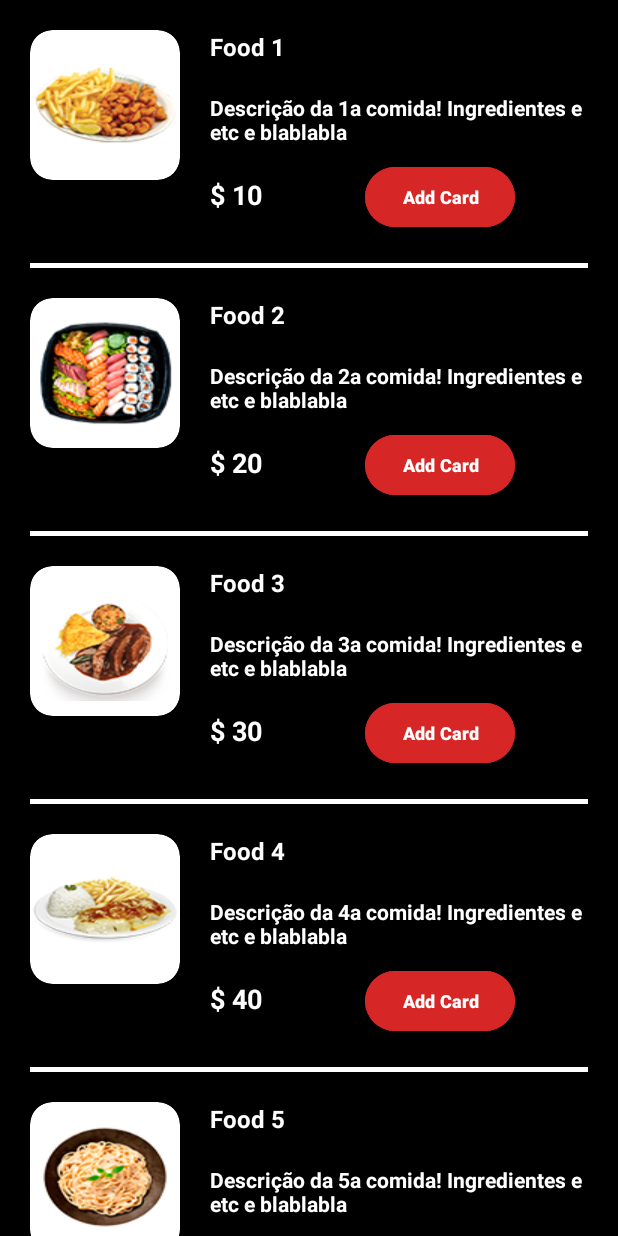
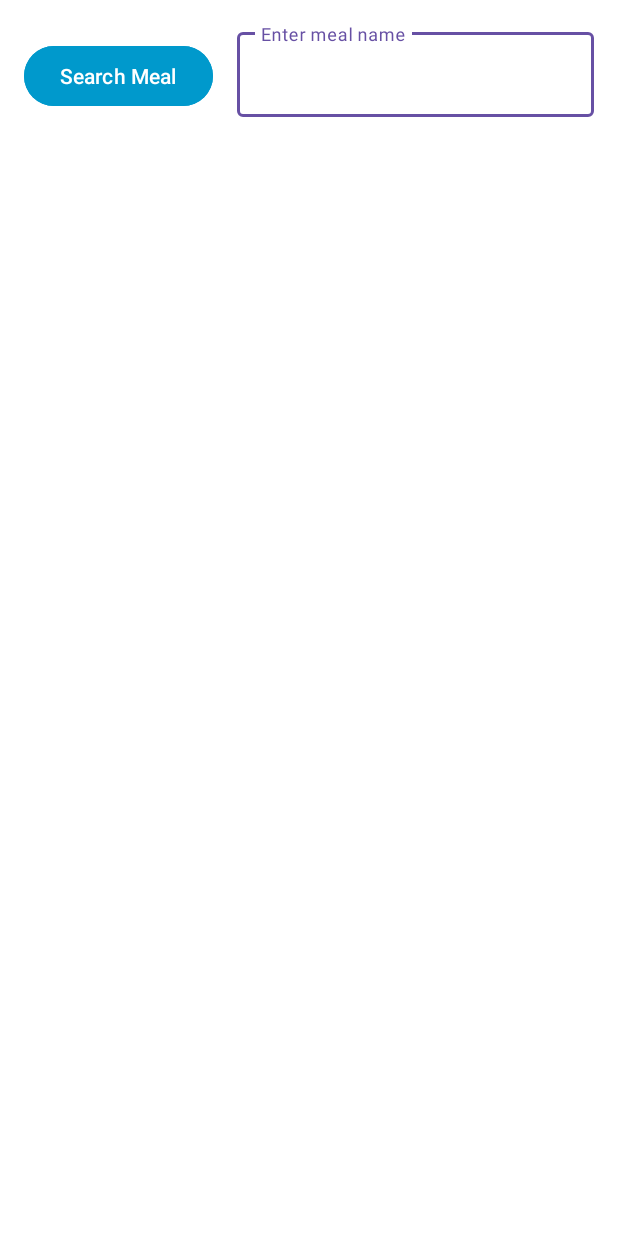
Before and after one commit to amandaconstante/RecipeBookApp, an Android app: the screen it shows after launch (MainActivity), on a phone screen of 412 x 824 dp. Run offline under Robolectric (Android 15) with nearby library versions, the phone set to English and light mode, and no system bars; our stand-ins replace Volley.

Commit message:
ta funcionando

```diff
--- a/app/src/main/AndroidManifest.xml
+++ b/app/src/main/AndroidManifest.xml
@@ -2,6 +2,7 @@
 <manifest xmlns:android="http://schemas.android.com/apk/res/android"
     xmlns:tools="http://schemas.android.com/tools">
 
+    <uses-permission android:name="android.permission.INTERNET" />
     <application
         android:allowBackup="true"
         android:dataExtractionRules="@xml/data_extraction_rules"
--- a/app/src/main/java/com/restauranteaplication/MainActivity.java
+++ b/app/src/main/java/com/restauranteaplication/MainActivity.java
@@ -1,79 +1,66 @@
 package com.restauranteaplication;
+
+import android.os.Bundle;
+import android.view.View;
+import android.widget.EditText;
+import android.widget.Toast;
 
 import androidx.appcompat.app.AppCompatActivity;
 import androidx.recyclerview.widget.LinearLayoutManager;
 import androidx.recyclerview.widget.RecyclerView;
 
-import android.os.Bundle;
+import com.restauranteaplication.adapter.RecipeAdapter;
+import com.restauranteaplication.model.Recipe;
 
-import com.restauranteaplication.adapter.FoodAdapter;
-import com.restauranteaplication.databinding.ActivityMainBinding;
-import com.restauranteaplication.model.Food;
-
-import java.sql.Array;
 import java.util.ArrayList;
+import java.util.List;
 
 public class MainActivity extends AppCompatActivity {
 
-    private ArrayList<Food> foodList = new ArrayList<>();
-    private ActivityMainBinding binding;
-    private FoodAdapter foodAdapter;
+    private List<Recipe> recipeList = new ArrayList<>();
+    private RecipeAdapter recipeAdapter;
+    private GetRecipeData getRecipeData;
 
     @Override
     protected void onCreate(Bundle savedInstanceState) {
         super.onCreate(savedInstanceState);
         setContentView(R.layout.activity_main);
-        binding = ActivityMainBinding.inflate(getLayoutInflater());
-        setContentView(binding.getRoot());
 
-        RecyclerView recyclerViewFood = binding.RecyclerViewFood;
-        recyclerViewFood.setLayoutManager(new LinearLayoutManager(this));
-        recyclerViewFood.setHasFixedSize(true);
-        foodAdapter = new FoodAdapter(foodList, this);
-        recyclerViewFood.setAdapter(foodAdapter);
-        getFood();
+        RecyclerView recyclerViewRecipe = findViewById(R.id.rv_recipeList);
+        recyclerViewRecipe.setLayoutManager(new LinearLayoutManager(this));
+        recyclerViewRecipe.setHasFixedSize(true);
+
+        recipeAdapter = new RecipeAdapter(recipeList, this);
+        recyclerViewRecipe.setAdapter(recipeAdapter);
+
+        getRecipeData = new GetRecipeData(this);
+
+        EditText etSearchQuery = findViewById(R.id.et_searchInput);
+
+        // Botão para pesquisar receitas (substitua com o ID do seu botão)
+        findViewById(R.id.btn_searchMeal).setOnClickListener(new View.OnClickListener() {
+            @Override
+            public void onClick(View view) {
+                // Obtenha o texto digitado pelo usuário
+                String searchQuery = etSearchQuery.getText().toString();
+
+                // Chame o método para obter receitas quando o botão for clicado
+                getRecipes(searchQuery);
+            }
+        });
     }
 
-    private void getFood(){
-        Food food1 = new Food(
-                R.drawable.food1,
-                "Food 1",
-                "Descrição da 1a comida! Ingredientes e etc e blablabla",
-                "$ 10"
-        );
-        foodList.add(food1);
+    private void getRecipes(String searchQuery) {
+        // Limpa a lista atual antes de adicionar novas receitas
+        recipeList.clear();
+        getRecipeData.getRecipeData(searchQuery);
+    }
 
-        Food food2 = new Food(
-                R.drawable.food2,
-                "Food 2",
-                "Descrição da 2a comida! Ingredientes e etc e blablabla",
-                "$ 20"
-        );
-        foodList.add(food2);
+    public void updateRecipeList(List<Recipe> recipes) {
+        // Atualiza a lista de receitas e notifica o adapter
+        recipeList.addAll(recipes);
+        recipeAdapter.notifyDataSetChanged();
+    }
 
-        Food food3 = new Food(
-                R.drawable.food3,
-                "Food 3",
-                "Descrição da 3a comida! Ingredientes e etc e blablabla",
-                "$ 30"
-        );
-        foodList.add(food3);
-
-        Food food4 = new Food(
-                R.drawable.food4,
-                "Food 4",
-                "Descrição da 4a comida! Ingredientes e etc e blablabla",
-                "$ 40"
-        );
-        foodList.add(food4);
-
-        Food food5 = new Food(
-                R.drawable.food5,
-                "Food 5",
-                "Descrição da 5a comida! Ingredientes e etc e blablabla",
-                "$ 50"
-        );
-        foodList.add(food5);
-
-    }
+    // Adicione outros métodos conforme necessário, como onDeleteRecipeClick para lidar com a exclusão
 }
--- a/app/src/main/java/com/restauranteaplication/adapter/FoodAdapter.java
+++ /dev/null
@@ -1,52 +0,0 @@
-package com.restauranteaplication.adapter;
-
-import android.content.Context;
-import android.view.LayoutInflater;
-import android.view.ViewGroup;
-
-import androidx.annotation.NonNull;
-import androidx.recyclerview.widget.RecyclerView;
-
-import com.restauranteaplication.databinding.FoodItemBinding;
-import com.restauranteaplication.model.Food;
-
-import java.util.ArrayList;
-
-public class FoodAdapter extends RecyclerView.Adapter<FoodAdapter.FoodViewHolder> {
-    private final ArrayList<Food> foodList;
-    private final Context context;
-
-    public FoodAdapter(ArrayList<Food> foodList, Context context) {
-        this.foodList = foodList;
-        this.context = context;
-    }
-
-    @NonNull
-    @Override
-    public FoodViewHolder onCreateViewHolder(@NonNull ViewGroup parent, int viewType) {
-        FoodItemBinding listItem;
-        listItem = FoodItemBinding.inflate(LayoutInflater.from(context), parent, false);
-        return new FoodViewHolder(listItem);
-    }
-
-    @Override
-    public int getItemCount() {
-        return foodList.size();
-    }
-
-    @Override
-    public void onBindViewHolder(@NonNull FoodViewHolder holder, int position) {
-        holder.binding.imgFood.setBackgroundResource(foodList.get(position).getImgFood());
-        holder.binding.txtFoodName.setText(foodList.get(position).getFoodName());
-        holder.binding.txtFoodDescription.setText(foodList.get(position).getFoodDescription());
-        holder.binding.txtPrice.setText((foodList.get(position).getPrice()));
-    }
-
-    public static class FoodViewHolder extends RecyclerView.ViewHolder{
-        FoodItemBinding binding;
-        public FoodViewHolder(FoodItemBinding binding) {
-            super(binding.getRoot());
-            this.binding = binding;
-        }
-    }
-}
--- /dev/null
+++ b/app/src/main/java/com/restauranteaplication/adapter/RecipeAdapter.java
@@ -0,0 +1,62 @@
+package com.restauranteaplication.adapter;
+
+import android.view.LayoutInflater;
+import android.view.View;
+import android.view.ViewGroup;
+import android.widget.Button;
+import android.widget.TextView;
+import android.content.Context;
+
+import androidx.annotation.NonNull;
+import androidx.recyclerview.widget.RecyclerView;
+
+import java.util.List;
+
+import com.restauranteaplication.R;
+import com.restauranteaplication.model.Recipe;
+
+public class RecipeAdapter extends RecyclerView.Adapter<RecipeAdapter.RecipeViewHolder> {
+
+    private List<Recipe> recipeList;
+    private Context context;
+
+    public RecipeAdapter(List<Recipe> recipeList, Context context) {
+        this.recipeList = recipeList;
+        this.context = context;
+    }
+
+    @NonNull
+    @Override
+    public RecipeViewHolder onCreateViewHolder(@NonNull ViewGroup parent, int viewType) {
+        View view = LayoutInflater.from(parent.getContext()).inflate(R.layout.recipe_item, parent, false);
+        return new RecipeViewHolder(view);
+    }
+
+    @Override
+    public void onBindViewHolder(@NonNull RecipeViewHolder holder, int position) {
+        Recipe recipe = recipeList.get(position);
+
+        holder.tvRecipeName.setText(recipe.getRecipeName());
+        holder.tvRecipeCategory.setText(recipe.getRecipeCategory());
+        holder.tvRecipeInstructions.setText(recipe.getRecipeInstructions());
+    }
+
+    @Override
+    public int getItemCount() {
+        return recipeList.size();
+    }
+
+    public static class RecipeViewHolder extends RecyclerView.ViewHolder {
+        TextView tvRecipeName, tvRecipeCategory, tvRecipeInstructions;
+        Button btnDeleteRecipe;
+
+        public RecipeViewHolder(@NonNull View itemView) {
+            super(itemView);
+
+            tvRecipeName = itemView.findViewById(R.id.tv_recipeName);
+            tvRecipeCategory = itemView.findViewById(R.id.tv_recipeCategory);
+            tvRecipeInstructions = itemView.findViewById(R.id.tv_recipeInstructions);
+
+        }
+    }
+}
--- a/app/src/main/java/com/restauranteaplication/model/Food.java
+++ /dev/null
@@ -1,29 +0,0 @@
-package com.restauranteaplication.model;
-
-public class Food {
-    int imgFood;
-    String foodName;
-    String foodDescription;
-    String price;
-
-    public Food(int imgFood, String foodName, String foodDescription, String price) {
-        this.imgFood = imgFood;
-        this.foodName = foodName;
-        this.foodDescription = foodDescription;
-        this.price = price;
-    }
-
-    public int getImgFood() {
-        return imgFood;
-    }
-    public String getFoodName() {
-        return foodName;
-    }
-    public String getFoodDescription() {
-        return foodDescription;
-    }
-    public String getPrice() {
-        return price;
-    }
-
-}
--- a/app/src/main/res/layout/activity_main.xml
+++ b/app/src/main/res/layout/activity_main.xml
@@ -1,17 +1,51 @@
 <?xml version="1.0" encoding="utf-8"?>
-<LinearLayout xmlns:android="http://schemas.android.com/apk/res/android"
+<LinearLayout
+    xmlns:android="http://schemas.android.com/apk/res/android"
     xmlns:app="http://schemas.android.com/apk/res-auto"
     xmlns:tools="http://schemas.android.com/tools"
     android:layout_width="match_parent"
     android:layout_height="match_parent"
-    android:orientation="vertical"
-    android:background="@color/black"
-    tools:context=".MainActivity">
+    android:orientation="vertical">
+
+    <LinearLayout
+        android:layout_width="match_parent"
+        android:layout_height="wrap_content"
+        android:background="@android:color/white"
+        android:padding="16dp">
+
+        <com.google.android.material.button.MaterialButton
+            android:id="@+id/btn_searchMeal"
+            android:layout_width="wrap_content"
+            android:layout_height="wrap_content"
+            android:backgroundTint="@android:color/holo_blue_dark"
+            android:text="Search Meal"
+            android:textColor="@color/white" />
+
+        <com.google.android.material.textfield.TextInputLayout
+            android:id="@+id/til_searchInput"
+            android:layout_width="0dp"
+            android:layout_height="wrap_content"
+            android:layout_weight="1"
+            android:layout_marginStart="16dp">
+
+            <com.google.android.material.textfield.TextInputEditText
+                android:id="@+id/et_searchInput"
+                android:layout_width="match_parent"
+                android:layout_height="wrap_content"
+                android:backgroundTint="@android:color/holo_blue_light"
+                android:hint="Enter meal name"
+                android:inputType="text"
+                android:textColor="@android:color/black" />
+
+        </com.google.android.material.textfield.TextInputLayout>
+
+    </LinearLayout>
 
     <androidx.recyclerview.widget.RecyclerView
-        android:id="@+id/RecyclerViewFood"
+        android:id="@+id/rv_recipeList"
         android:layout_width="match_parent"
-        android:layout_height="match_parent"/>
-
+        android:layout_height="0dp"
+        android:layout_weight="1"
+        android:background="@android:color/white" />
 
 </LinearLayout>
--- a/app/src/main/res/layout/food_item.xml
+++ /dev/null
@@ -1,92 +0,0 @@
-<?xml version="1.0" encoding="utf-8"?>
-<androidx.constraintlayout.widget.ConstraintLayout xmlns:android="http://schemas.android.com/apk/res/android"
-    android:layout_width="match_parent"
-    android:layout_height="wrap_content"
-    xmlns:app="http://schemas.android.com/apk/res-auto"
-    android:background="@color/black">
-
-    <androidx.cardview.widget.CardView
-        android:id="@+id/containerImg"
-        android:layout_width="100dp"
-        android:layout_height="100dp"
-        app:cardCornerRadius="15dp"
-        android:background="@color/white"
-        android:layout_margin="20dp"
-        app:cardElevation="8dp"
-        app:layout_constraintTop_toTopOf="parent"
-        app:layout_constraintStart_toStartOf="parent">
-
-        <ImageView
-            android:id="@+id/imgFood"
-            android:layout_width="100dp"
-            android:layout_height="80dp"
-
-            android:layout_gravity="center"
-            android:scaleType="centerCrop"/>
-
-    </androidx.cardview.widget.CardView>
-
-    <TextView
-        android:id="@+id/txtFoodName"
-        android:layout_width="wrap_content"
-        android:layout_height="wrap_content"
-        android:text="Food Name"
-        android:textSize="16sp"
-        android:textColor="@color/white"
-        android:textStyle="bold"
-        android:layout_margin="20dp"
-        app:layout_constraintStart_toEndOf="@id/containerImg"
-        app:layout_constraintTop_toTopOf="parent"/>
-
-    <TextView
-        android:id="@+id/txtFoodDescription"
-        android:layout_width="match_parent"
-        android:layout_height="wrap_content"
-        android:text="Descrição da comida. Ingredientes etc tal blablabla"
-        android:textSize="14sp"
-        android:textColor="@color/white"
-        android:textStyle="bold"
-        android:layout_marginStart="140dp"
-        android:layout_marginEnd="10dp"
-        android:layout_marginVertical="20dp"
-        app:layout_constraintStart_toEndOf="@id/containerImg"
-        app:layout_constraintTop_toBottomOf="@id/txtFoodName"
-        app:layout_constraintEnd_toEndOf="parent"/>
-
-    <TextView
-        android:id="@+id/txtPrice"
-        android:layout_width="wrap_content"
-        android:layout_height="wrap_content"
-        android:text="$ 10"
-        android:textSize="18sp"
-        android:textColor="@color/white"
-        android:textStyle="bold"
-        android:layout_margin="20dp"
-        app:layout_constraintStart_toEndOf="@id/containerImg"
-        app:layout_constraintTop_toBottomOf="@id/txtFoodDescription"/>
-
-    <Button
-        android:id="@+id/btAddCard"
-        android:layout_width="100dp"
-        android:layout_height="wrap_content"
-        android:text="Add Card"
-        android:textSize="12sp"
-        android:textColor="@color/white"
-        android:textStyle="bold"
-        android:backgroundTint="@color/red"
-        android:layout_margin="10dp"
-        app:layout_constraintTop_toBottomOf="@id/txtFoodDescription"
-        app:layout_constraintStart_toEndOf="@id/txtPrice"
-        app:layout_constraintEnd_toEndOf="parent"
-        />
-
-    <View
-        android:layout_width="match_parent"
-        android:layout_height="3dp"
-        android:background="@color/white"
-        android:layout_margin="20dp"
-        app:layout_constraintTop_toBottomOf="@id/btAddCard"
-        app:layout_constraintStart_toStartOf="parent"
-        app:layout_constraintEnd_toEndOf="parent"/>
-
-</androidx.constraintlayout.widget.ConstraintLayout>
--- a/app/src/main/res/values/strings.xml
+++ b/app/src/main/res/values/strings.xml
@@ -1,3 +1,3 @@
 <resources>
-    <string name="app_name">RestauranteAplication</string>
+    <string name="app_name">Recipe Book</string>
 </resources>
```
Also changed, not shown: app/build.gradle (+10 -7 lines), app/src/main/java/com/restauranteaplication/GetRecipeData.java (added, +87 -0 lines), app/src/main/java/com/restauranteaplication/model/Recipe.java (added, +37 -0 lines), app/src/main/res/layout/recipe_item.xml (added, +83 -0 lines).
